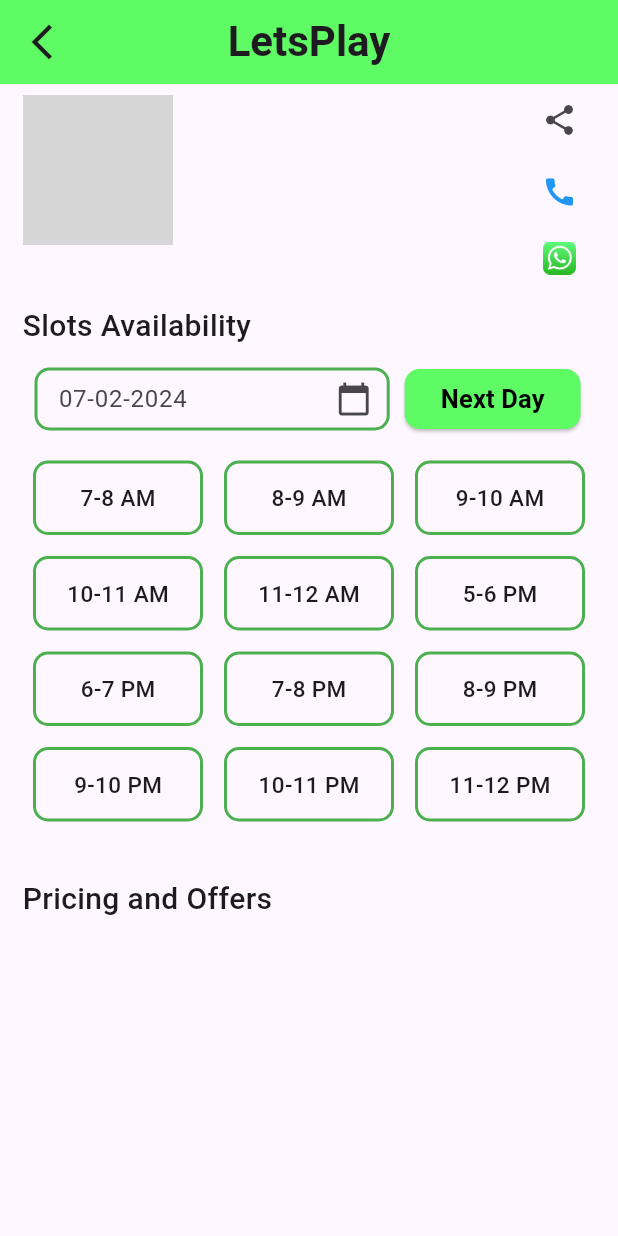
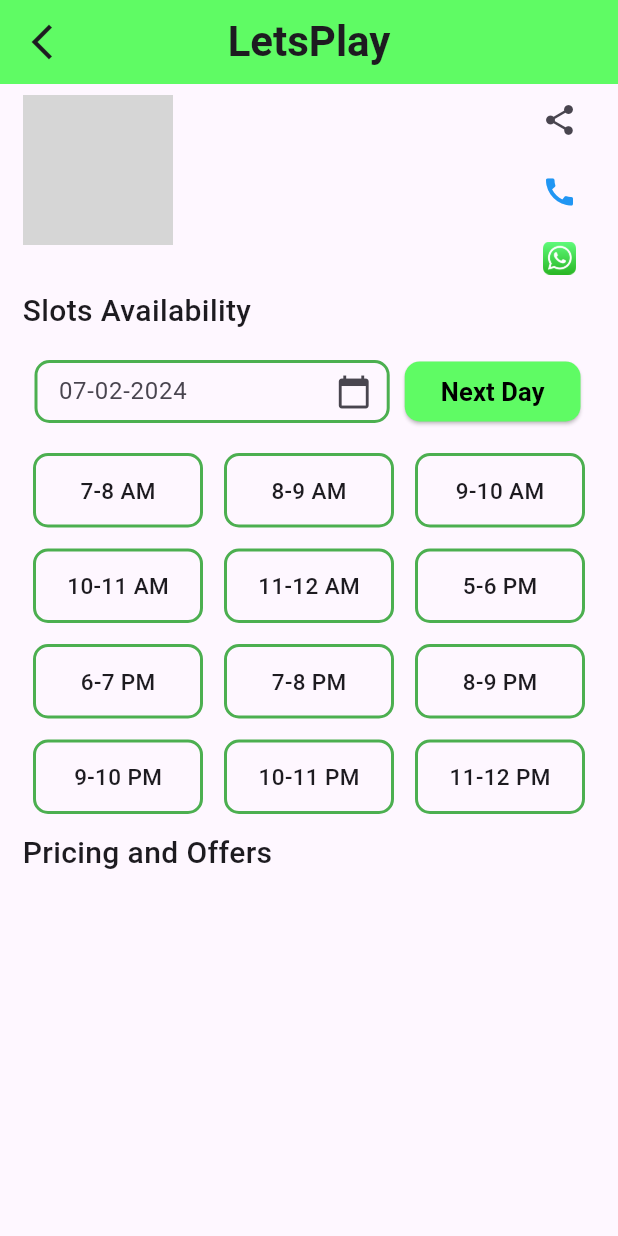
Before and after one commit to SujalIt/LetsPlay, a Flutter app: the information_Screen screen opened directly with empty values, on a phone screen of 412 x 824 dp. Run offline on Flutter 3.47's test engine with Material 3 defaults, Android fonts, the phone set to English and light mode, and no system bars; drawn by our look-alikes of carousel_slider; our stand-ins replace auto_size_text, share_plus, smooth_page_indicator, supabase_flutter; accounts and stored records are empty; network calls fail; grey boxes are pictures that could not be loaded.

Commit message:
change sized box height

```diff
--- a/lib/infoscreen.dart
+++ b/lib/infoscreen.dart
@@ -181,7 +181,7 @@
                   ],
                 ),
                 const SizedBox(
-                  height: 20,
+                  height: 10,
                 ),
                 const Text(
                   'Slots Availability',
@@ -191,8 +191,8 @@
                     fontWeight: FontWeight.w500,
                   ),
                 ),
+                SizedBox(height: 5,),
                 Datepiker(),
-
                 GridView.builder(
                     shrinkWrap: true,
                     physics: NeverScrollableScrollPhysics(),
@@ -221,7 +221,7 @@
                       );
                     }),
                 SizedBox(
-                  height: 30,
+                  height: 5,
                 ),
                 const Text(
                   'Pricing and Offers',
```
